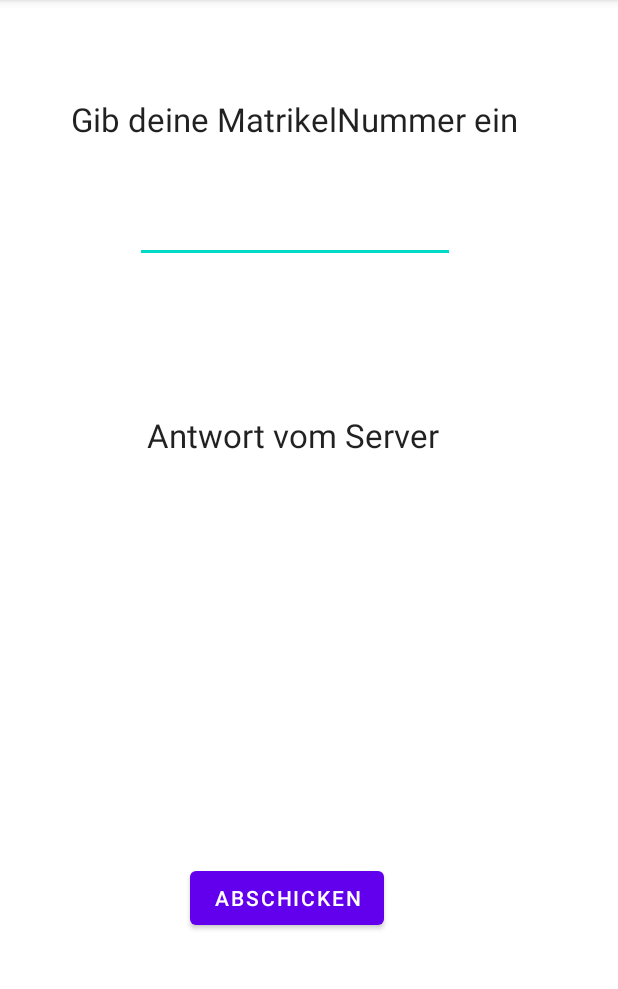
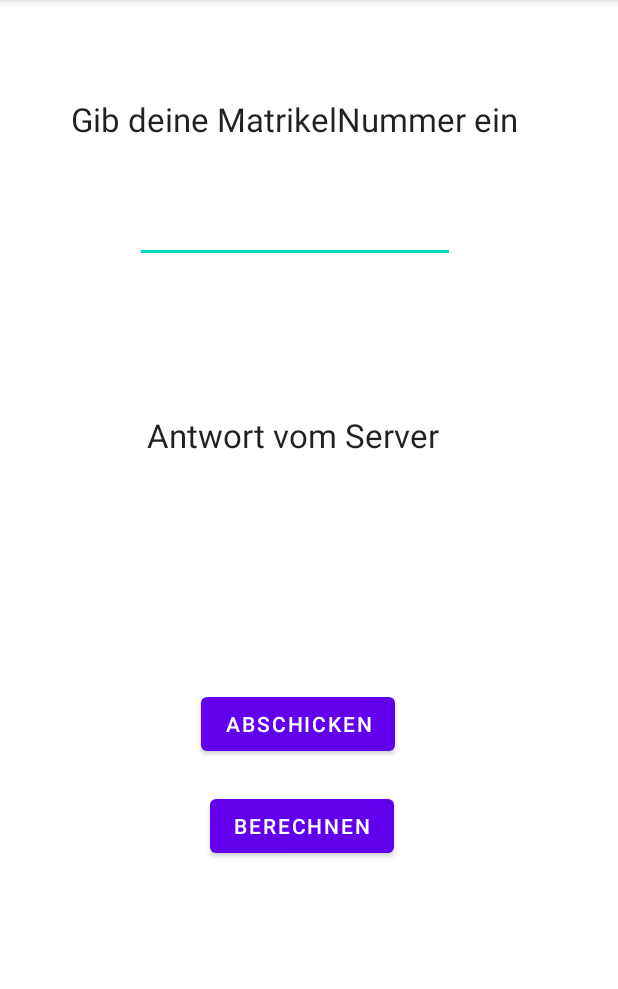
Before and after one commit to instantwolf/se2_einzelbsp, an Android app: the screen it shows after launch (MainActivity), on a phone screen of 412 x 824 dp, the part 84-1073 px from its top. Run offline under Robolectric (Android 15) with nearby library versions, the phone set to English and light mode, and no system bars.

```diff
--- a/app/build.gradle
+++ b/app/build.gradle
@@ -1,6 +1,7 @@
 plugins {
     id 'com.android.application'
     id 'kotlin-android'
+    id 'kotlin-android-extensions'
 }
 
 android {
@@ -32,7 +33,7 @@ android {
 }
 
 dependencies {
-
+    implementation 'org.jetbrains.kotlinx:kotlinx-coroutines-android:1.3.9'
     implementation 'androidx.core:core-ktx:1.7.0'
     implementation 'androidx.appcompat:appcompat:1.4.0'
     implementation 'com.google.android.material:material:1.4.0'
@@ -40,4 +41,5 @@ dependencies {
     testImplementation 'junit:junit:4.+'
     androidTestImplementation 'androidx.test.ext:junit:1.1.3'
     androidTestImplementation 'androidx.test.espresso:espresso-core:3.4.0'
+
 }
--- a/app/src/main/res/layout/activity_main.xml
+++ b/app/src/main/res/layout/activity_main.xml
@@ -49,12 +49,23 @@
         android:id="@+id/button_getResponse"
         android:layout_width="wrap_content"
         android:layout_height="wrap_content"
-        android:layout_marginTop="264dp"
+        android:layout_marginTop="148dp"
         android:text="@string/getResponse_labelText"
         app:layout_constraintEnd_toEndOf="parent"
-        app:layout_constraintHorizontal_bias="0.448"
+        app:layout_constraintHorizontal_bias="0.473"
         app:layout_constraintStart_toStartOf="parent"
         app:layout_constraintTop_toBottomOf="@+id/text_getResponse" />
+
+    <Button
+        android:id="@+id/button_calculate"
+        android:layout_width="wrap_content"
+        android:layout_height="wrap_content"
+        android:layout_marginTop="20dp"
+        android:text="@string/calculate"
+        app:layout_constraintEnd_toEndOf="parent"
+        app:layout_constraintHorizontal_bias="0.484"
+        app:layout_constraintStart_toStartOf="parent"
+        app:layout_constraintTop_toBottomOf="@+id/button_getResponse" />
 
     <TextView
         android:id="@+id/text_response"
--- a/app/src/main/res/values/strings.xml
+++ b/app/src/main/res/values/strings.xml
@@ -3,4 +3,5 @@
     <string name="enternumber_text">Gib deine MatrikelNummer ein</string>
     <string name="getResponse_description">Antwort vom Server</string>
     <string name="getResponse_labelText">Abschicken</string>
+    <string name="calculate">Berechnen</string>
 </resources>
--- a/build.gradle
+++ b/build.gradle
@@ -7,7 +7,6 @@ buildscript {
     dependencies {
         classpath "com.android.tools.build:gradle:7.0.3"
         classpath "org.jetbrains.kotlin:kotlin-gradle-plugin:1.5.20"
-
         // NOTE: Do not place your application dependencies here; they belong
         // in the individual module build.gradle files
     }
```
Also changed, not shown: app/src/main/java/com/example/se2_ebsp/MainActivity.kt (+65 -1 lines).
